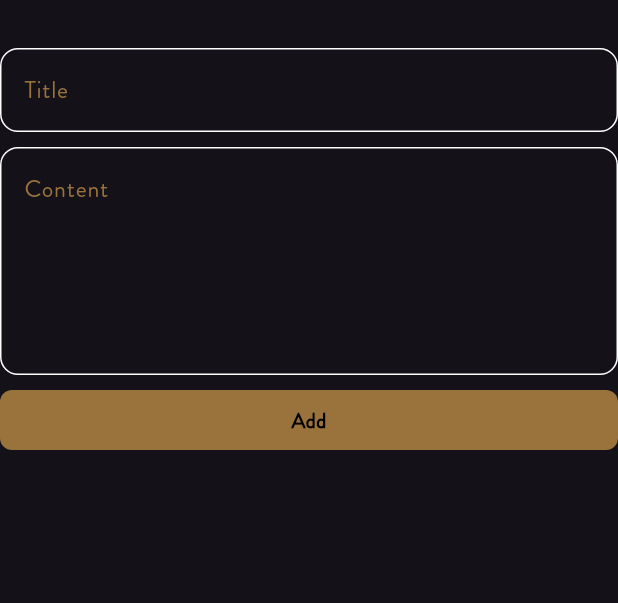
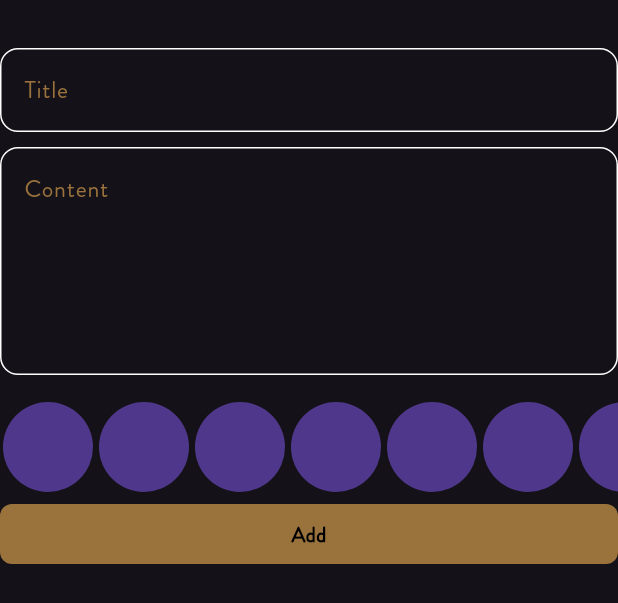
Before and after one commit to yousefsobhy12/5-notes_app, a Flutter app: the AddNoteForm widget shown alone on an empty page, opened directly, on a phone screen of 412 x 824 dp. Shown: the top 603 px of the screen. Run offline on Flutter 3.47's test engine with Material 3 defaults, Android fonts, the phone set to English and light mode, and no system bars; our stand-ins replace bloc, flutter_bloc, hive, hive_flutter; accounts and stored records are empty.

Commit message:
colors list view created (not finished)

```diff
--- a/lib/views/widgets/add_note_form.dart
+++ b/lib/views/widgets/add_note_form.dart
@@ -3,6 +3,7 @@ import 'package:flutter_bloc/flutter_bloc.dart';
 import 'package:intl/intl.dart';
 import 'package:notes_app/cubits/add_note/add_note_cubit.dart';
 import 'package:notes_app/models/note_model.dart';
+import 'package:notes_app/views/widgets/colors_list_view.dart';
 import 'package:notes_app/views/widgets/custom_button.dart';
 import 'package:notes_app/views/widgets/custom_textfield.dart';
 
@@ -51,6 +52,7 @@ class _AddNoteFormState extends State<AddNoteForm> {
           const SizedBox(
             height: 10,
           ),
+          const ColorsListView(),
           BlocBuilder<AddNoteCubit, AddNoteState>(
             builder: (context, state) {
               return CustomButton(
--- /dev/null
+++ b/lib/views/widgets/colors_list_view.dart
@@ -0,0 +1,32 @@
+import 'package:flutter/material.dart';
+
+class ColorItem extends StatelessWidget {
+  const ColorItem({super.key});
+
+  @override
+  Widget build(BuildContext context) {
+    return const Padding(
+      padding: EdgeInsets.all(2),
+      child: CircleAvatar(
+        radius: 30,
+      ),
+    );
+  }
+}
+
+class ColorsListView extends StatelessWidget {
+  const ColorsListView({super.key});
+
+  @override
+  Widget build(BuildContext context) {
+    return SizedBox(
+      height: 38 * 2,
+      child: ListView.builder(
+          scrollDirection: Axis.horizontal,
+          itemCount: 10,
+          itemBuilder: (builder, context) {
+            return const ColorItem();
+          }),
+    );
+  }
+}
```
